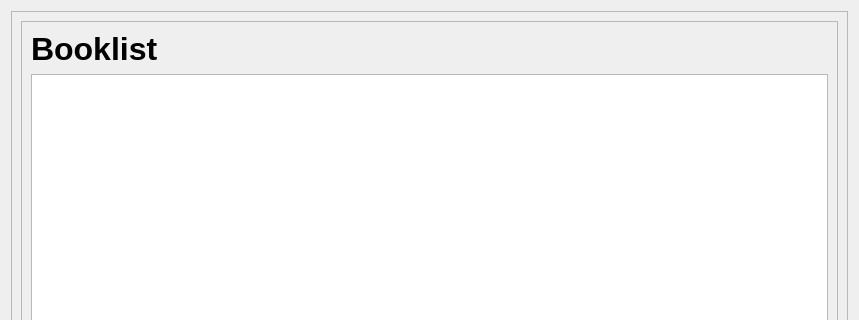
Before: the Qt Designer form booklist.ui in aavashlamichhane/LibMan, drawn with Qt 5; both pictures show x 0 to 859 and y 0 to 320 of the 859 by 605 pixel window.
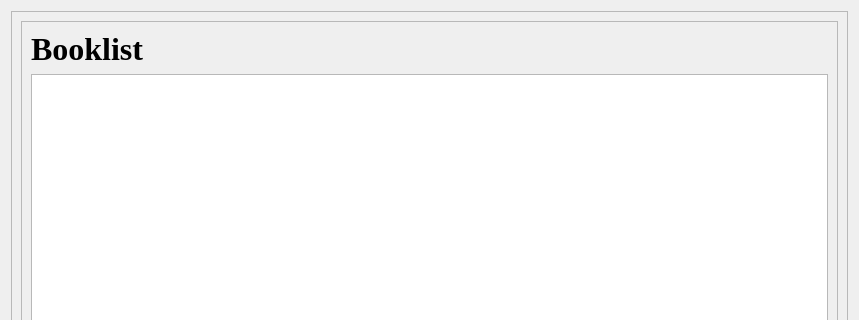
After: the same form once the commit is applied.

Diff of the .ui file:
```diff
--- a/booklist.ui
+++ b/booklist.ui
@@ -34,6 +34,13 @@
         <layout class="QVBoxLayout" name="verticalLayout_2">
          <item>
           <widget class="QLabel" name="label_name">
+           <property name="font">
+            <font>
+             <family>Times New Roman</family>
+             <pointsize>24</pointsize>
+             <bold>true</bold>
+            </font>
+           </property>
            <property name="text">
             <string>&lt;html&gt;&lt;head/&gt;&lt;body&gt;&lt;p&gt;&lt;span style=&quot; font-size:24pt; font-weight:700;&quot;&gt;Booklist&lt;/span&gt;&lt;/p&gt;&lt;/body&gt;&lt;/html&gt;</string>
            </property>
```
